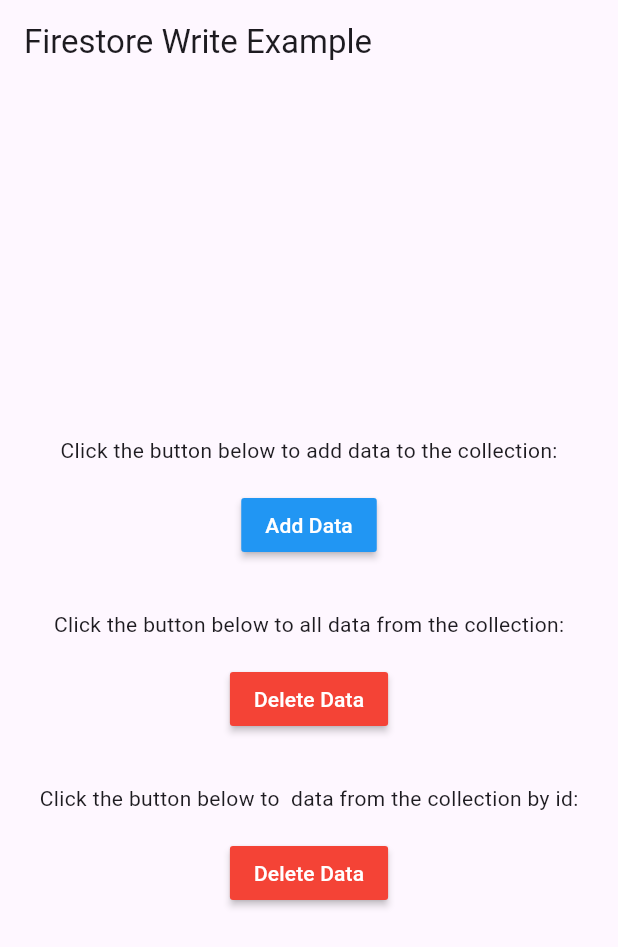
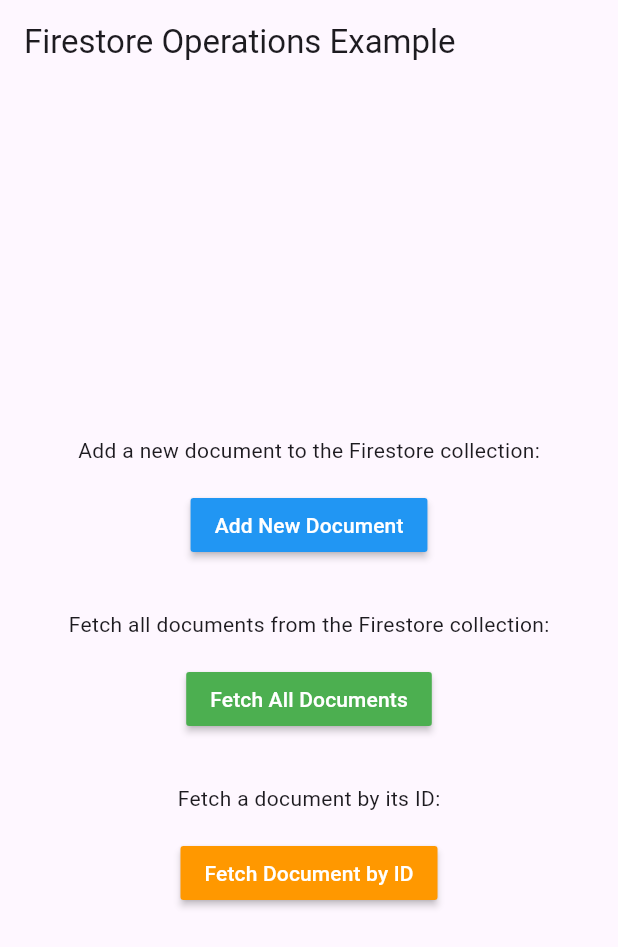
Before and after one commit to RiadhG-Hub/firebase_facilitator, a Flutter app: the screen it shows after launch, on a phone screen of 412 x 824 dp. Shown: the top 947 px of the screen. Run offline on Flutter 3.47's test engine with Material 3 defaults, Android fonts, the light colour scheme and no system bars; our stand-ins replace cloud_firestore, firebase_core, logger, plugin_platform_interface, web; accounts and stored records are empty.

Commit message:
add read operation

```diff
--- a/example/lib/pages/read_example_page.dart
+++ b/example/lib/pages/read_example_page.dart
@@ -2,21 +2,29 @@
 import 'package:firebase_facilitator_example/repository/read_repos_example.dart';
 import 'package:firebase_facilitator_example/repository/write_repos_example.dart';
 import 'package:flutter/material.dart';
+import 'package:uuid/uuid.dart';
 
-/// A page widget that provides examples of writing and deleting data
-/// from a Firestore collection. This class demonstrates how to interact
-/// with Firestore through a repository pattern and provides basic UI feedback.
+/// A page widget that demonstrates examples of reading and writing data
+/// to and from a Firestore collection using a repository pattern.
+/// This class provides user-friendly UI feedback and executes operations
+/// through an [OperationRunner].
 class ReadExamplePage extends StatefulWidget {
-  const ReadExamplePage({super.key});
+  const ReadExamplePage({Key? key}) : super(key: key);
 
   @override
   State<ReadExamplePage> createState() => _ReadExamplePageState();
 }
 
-/// State class for [WriteExamplePage] that manages interactions with
-/// the repository for saving and deleting documents.
+/// State class for [ReadExamplePage] that manages interactions with
+/// Firestore for adding, fetching all, and fetching by document ID.
 class _ReadExamplePageState extends State<ReadExamplePage> implements OperationCheckerService {
   late final OperationRunner runner;
+
+  @override
+  void initState() {
+    runner = OperationRunner(this); // Initialize the operation runner with the service callback
+    super.initState();
+  }
 
   /// Callback to handle a failed operation.
   ///
@@ -35,16 +43,10 @@
   }
 
   @override
-  void initState() {
-    runner = OperationRunner(this);
-    super.initState();
-  }
-
-  @override
   Widget build(BuildContext context) {
     return Scaffold(
       appBar: AppBar(
-        title: const Text("Firestore Write Example"),
+        title: const Text("Firestore Operations Example"),
       ),
       body: Center(
         child: Column(
@@ -52,35 +54,35 @@
           children: [
             const Padding(
               padding: EdgeInsets.symmetric(vertical: 16.0),
-              child: Text("Click the button below to add data to the collection:"),
+              child: Text("Add a new document to the Firestore collection:"),
             ),
             MaterialButton(
               color: Colors.blue,
               textColor: Colors.white,
               onPressed: _onAddDataPressed,
-              child: const Text('Add Data'),
+              child: const Text('Add New Document'),
             ),
             const SizedBox(height: 16),
             const Padding(
               padding: EdgeInsets.symmetric(vertical: 16.0),
-              child: Text("Click the button below to all data from the collection:"),
+              child: Text("Fetch all documents from the Firestore collection:"),
             ),
             MaterialButton(
-              color: Colors.red,
+              color: Colors.green,
               textColor: Colors.white,
               onPressed: _onFetchAllDocumentsPressed,
-              child: const Text('Delete Data'),
+              child: const Text('Fetch All Documents'),
             ),
             const SizedBox(height: 16),
             const Padding(
               padding: EdgeInsets.symmetric(vertical: 16.0),
-              child: Text("Click the button below to  data from the collection by id:"),
+              child: Text("Fetch a document by its ID:"),
             ),
             MaterialButton(
-              color: Colors.red,
+              color: Colors.orange,
               textColor: Colors.white,
               onPressed: _onFetchByIdPressed,
-              child: const Text('Delete Data'),
+              child: const Text('Fetch Document by ID'),
             ),
           ],
         ),
@@ -88,28 +90,39 @@
     );
   }
 
-  /// Triggered when the "Add Data" button is pressed.
+  /// Handles adding a new document to the Firestore collection.
   ///
-  /// This method initiates the process of adding a new document to the Firestore
-  /// collection using the [WriteReposExample] class and handles the operation result.
+  /// This method triggers the document saving process using [WriteReposExample],
+  /// and the result is passed through the [OperationRunner] for further handling.
   void _onAddDataPressed() {
     WriteReposExample writeReposExample = WriteReposExample();
-
-    // Attempt to add a new document to the Firestore collection
-    runner.runOperation(writeReposExample.saveDocument(data: {"id": "id_example", "name": "john"}));
+    // Add a new document with sample data to the Firestore collection
+    runner.runOperation(
+      writeReposExample.saveDocument(data: {"id": const Uuid().v4(), "name": "john"}),
+    );
   }
 
+  /// Handles fetching a document from Firestore by its document ID.
+  ///
+  /// This method uses [ReadReposExample] to retrieve a document by ID and
+  /// triggers the operation via [OperationRunner].
   void _onFetchByIdPressed() async {
-    ReadReposExample writeReposExample = ReadReposExample();
-    final fetchByIdResult = writeReposExample.fetchDocumentById(docId: 'id_example');
+    ReadReposExample readReposExample = ReadReposExample();
 
+    // Fetch the document by ID from Firestore
+    final fetchByIdResult = readReposExample.fetchDocumentById(docId: 'id_example');
     runner.runOperation(fetchByIdResult);
   }
 
+  /// Handles fetching all documents from the Firestore collection.
+  ///
+  /// This method uses [ReadReposExample] to retrieve all documents and
+  /// triggers the operation via [OperationRunner].
   void _onFetchAllDocumentsPressed() async {
-    ReadReposExample writeReposExample = ReadReposExample();
-    final fetchAllDocumentResult = writeReposExample.fetchAllDocuments();
+    ReadReposExample readReposExample = ReadReposExample();
 
-    runner.runOperation(fetchAllDocumentResult);
+    // Fetch all documents from Firestore
+    final fetchAllDocumentsResult = readReposExample.fetchAllDocuments();
+    runner.runOperation(fetchAllDocumentsResult);
   }
 }
--- a/example/pubspec.yaml
+++ b/example/pubspec.yaml
@@ -30,6 +30,7 @@
   cupertino_icons: ^1.0.8
   firebase_core: ^3.4.0
   logger: ^2.4.0
+  uuid: ^4.5.1
 
 dev_dependencies:
   integration_test:
```
Also changed, not shown: example/pubspec.lock.
